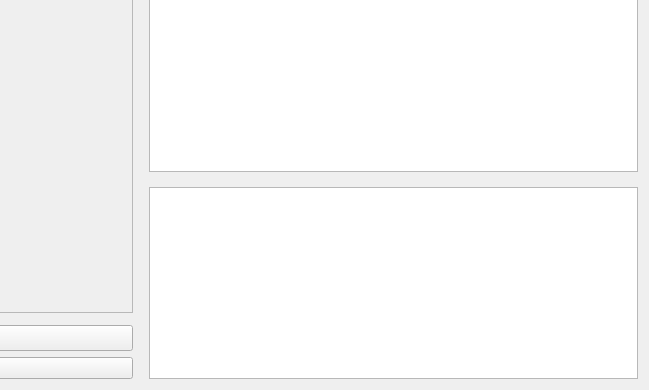
335134701/QT_Demo, file Forms/AutomationTool.ui: the form before one commit; both pictures show x 378 to 1027 and y 110 to 500 of the 1027 by 500 pixel window.
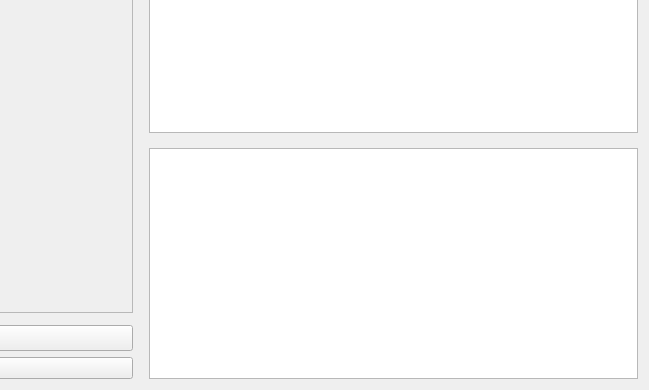
The form after the commit. Icons and pictures are not drawn.

Diff of the .ui file:
```diff
--- a/Forms/AutomationTool.ui
+++ b/Forms/AutomationTool.ui
@@ -63,6 +63,24 @@
        </property>
        <item row="0" column="0">
         <widget class="QTableView" name="MessageView">
+         <property name="sizePolicy">
+          <sizepolicy hsizetype="Expanding" vsizetype="Expanding">
+           <horstretch>0</horstretch>
+           <verstretch>0</verstretch>
+          </sizepolicy>
+         </property>
+         <property name="minimumSize">
+          <size>
+           <width>0</width>
+           <height>0</height>
+          </size>
+         </property>
+         <property name="maximumSize">
+          <size>
+           <width>16777215</width>
+           <height>16777215</height>
+          </size>
+         </property>
          <attribute name="horizontalHeaderVisible">
           <bool>false</bool>
          </attribute>
@@ -74,7 +92,7 @@
        <item row="1" column="0">
         <widget class="QTextEdit" name="LogView">
          <property name="sizePolicy">
-          <sizepolicy hsizetype="Expanding" vsizetype="Preferred">
+          <sizepolicy hsizetype="Expanding" vsizetype="Expanding">
            <horstretch>0</horstretch>
            <verstretch>0</verstretch>
           </sizepolicy>
@@ -82,13 +100,13 @@
          <property name="minimumSize">
           <size>
            <width>0</width>
-           <height>100</height>
+           <height>0</height>
           </size>
          </property>
          <property name="maximumSize">
           <size>
            <width>16777215</width>
-           <height>500</height>
+           <height>16777215</height>
           </size>
          </property>
          <property name="contextMenuPolicy">
```
